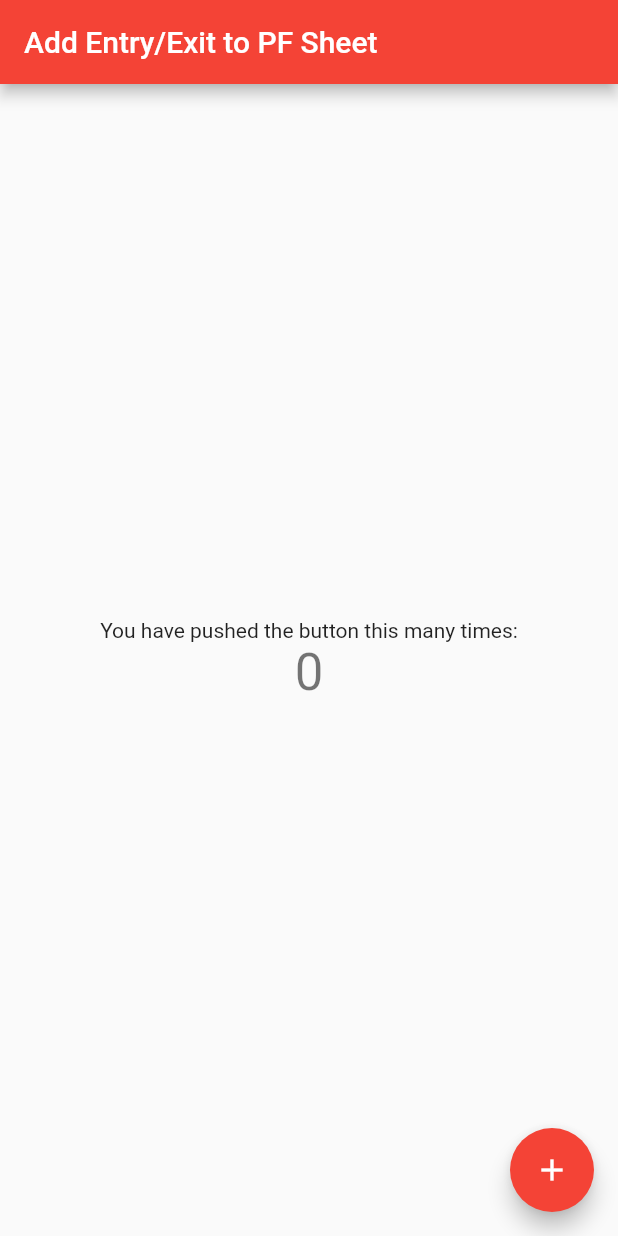
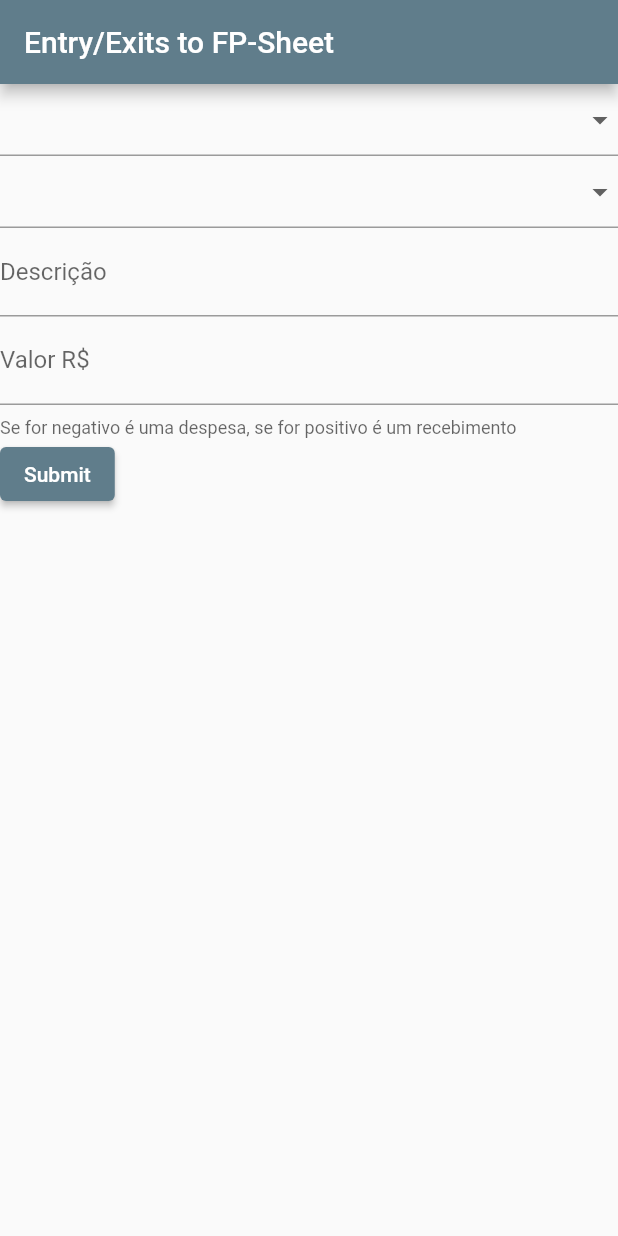
Before and after one commit to joao-mbn/personal-finance-automation, a Flutter app: the screen it shows after launch, on a phone screen of 412 x 824 dp. Run offline on Flutter 3.47's test engine with Material 2 defaults, Android fonts, the phone set to English and light mode, and no system bars.

Commit message:
UI raw implementation

```diff
--- a/finance_app/analysis_options.yaml
+++ b/finance_app/analysis_options.yaml
@@ -22,8 +22,10 @@ linter:
   # `// ignore_for_file: name_of_lint` syntax on the line or in the file
   # producing the lint.
   rules:
-    # avoid_print: false  # Uncomment to disable the `avoid_print` rule
-    # prefer_single_quotes: true  # Uncomment to enable the `prefer_single_quotes` rule
+    avoid_print: false
+    prefer_single_quotes: true
+    lines_longer_than_80_chars: false
+
 
 # Additional information about this file can be found at
 # https://dart.dev/guides/language/analysis-options
--- a/finance_app/lib/main.dart
+++ b/finance_app/lib/main.dart
@@ -10,58 +10,132 @@ class MyApp extends StatelessWidget {
   @override
   Widget build(BuildContext context) {
     return MaterialApp(
-      title: 'Flutter Demo',
+      home: Scaffold(
+          appBar: AppBar(
+            title: const Text('Entry/Exits to FP-Sheet'),
+          ),
+          body: const EEForm()),
       theme: ThemeData(
-        primarySwatch: Colors.red,
+        primarySwatch: Colors.blueGrey,
+        visualDensity: VisualDensity.adaptivePlatformDensity,
       ),
-      home: const MyHomePage(title: 'Add Entry/Exit to PF Sheet'),
     );
   }
 }
 
-class MyHomePage extends StatefulWidget {
-  const MyHomePage({Key? key, required this.title}) : super(key: key);
-
-  final String title;
+class EEForm extends StatefulWidget {
+  const EEForm({Key? key}) : super(key: key);
 
   @override
-  State<MyHomePage> createState() => _MyHomePageState();
+  EEFormState createState() {
+    return EEFormState();
+  }
 }
 
-class _MyHomePageState extends State<MyHomePage> {
-  int _counter = 0;
+// Create a corresponding State class.
+// This class holds data related to the form.
+class EEFormState extends State<EEForm> {
+  final _formKey = GlobalKey<FormState>();
 
-  void _incrementCounter() {
-    setState(() {
-      _counter++;
-    });
+  final operationPlaceController = TextEditingController();
+  final operationTypeController = TextEditingController();
+  final descriptionController = TextEditingController();
+  final quantityController = TextEditingController();
+
+  @override
+  void dispose() {
+    operationPlaceController.dispose();
+    operationTypeController.dispose();
+    descriptionController.dispose();
+    quantityController.dispose();
+    super.dispose();
   }
 
   @override
   Widget build(BuildContext context) {
-    return Scaffold(
-      appBar: AppBar(
-        title: Text(widget.title),
-      ),
-      body: Center(
-        child: Column(
-          mainAxisAlignment: MainAxisAlignment.center,
-          children: <Widget>[
-            const Text(
-              'You have pushed the button this many times:',
+    return Form(
+      key: _formKey,
+      child: Column(
+        crossAxisAlignment: CrossAxisAlignment.start,
+        children: [
+          DropdownButtonFormField(
+            items: createDropdownMenu(['Ações', 'CDB', 'Inter', 'BB']),
+            onChanged: (value) {
+              operationPlaceController.text = value.toString();
+            },
+            validator: (value) {
+              return mandatory(value);
+            },
+          ),
+          DropdownButtonFormField(
+            items: createDropdownMenu([
+              'Contas',
+              'Gastos Pessoais',
+              'Salário',
+              'Transferência',
+              'Dívidas',
+              'Dividendos',
+              'JSCP'
+            ]),
+            onChanged: (value) {
+              operationTypeController.text = value.toString();
+            },
+          ),
+          TextFormField(
+            decoration: const InputDecoration(
+              labelText: 'Descrição',
+              hintText: 'Pasta de Amendoim',
             ),
-            Text(
-              '$_counter',
-              style: Theme.of(context).textTheme.headline4,
+            controller: descriptionController,
+          ),
+          TextFormField(
+            decoration: const InputDecoration(
+              labelText: 'Valor R\$',
+              helperText:
+                  'Se for negativo é uma despesa, se for positivo é um recebimento',
+              hintText: '-155,00',
             ),
-          ],
-        ),
-      ),
-      floatingActionButton: FloatingActionButton(
-        onPressed: _incrementCounter,
-        tooltip: 'Increment',
-        child: const Icon(Icons.add),
+            controller: quantityController,
+            keyboardType: const TextInputType.numberWithOptions(decimal: true),
+            validator: (value) {
+              return mandatory(value);
+            },
+          ),
+          ElevatedButton(
+            child: const Text('Submit'),
+            onPressed: () {
+              if (_formKey.currentState!.validate()) {
+                ScaffoldMessenger.of(context).showSnackBar(
+                  const SnackBar(content: Text('Processing Data')),
+                );
+                Map<String, String> dataToSend = {
+                  'place': operationPlaceController.text,
+                  'type': operationTypeController.text,
+                  'description': descriptionController.text,
+                  'quantity': quantityController.text,
+                };
+                print(dataToSend);
+              }
+            },
+          ),
+        ],
       ),
     );
   }
 }
+
+mandatory(value) {
+  if (value == null || value.isEmpty) {
+    return 'Este campo é obrigatório';
+  }
+  return null;
+}
+
+List<DropdownMenuItem<Object>>? createDropdownMenu(List<String> options) {
+  return options
+      .map((value) => DropdownMenuItem(
+            value: value,
+            child: Text(value),
+          ))
+      .toList();
+}
```
